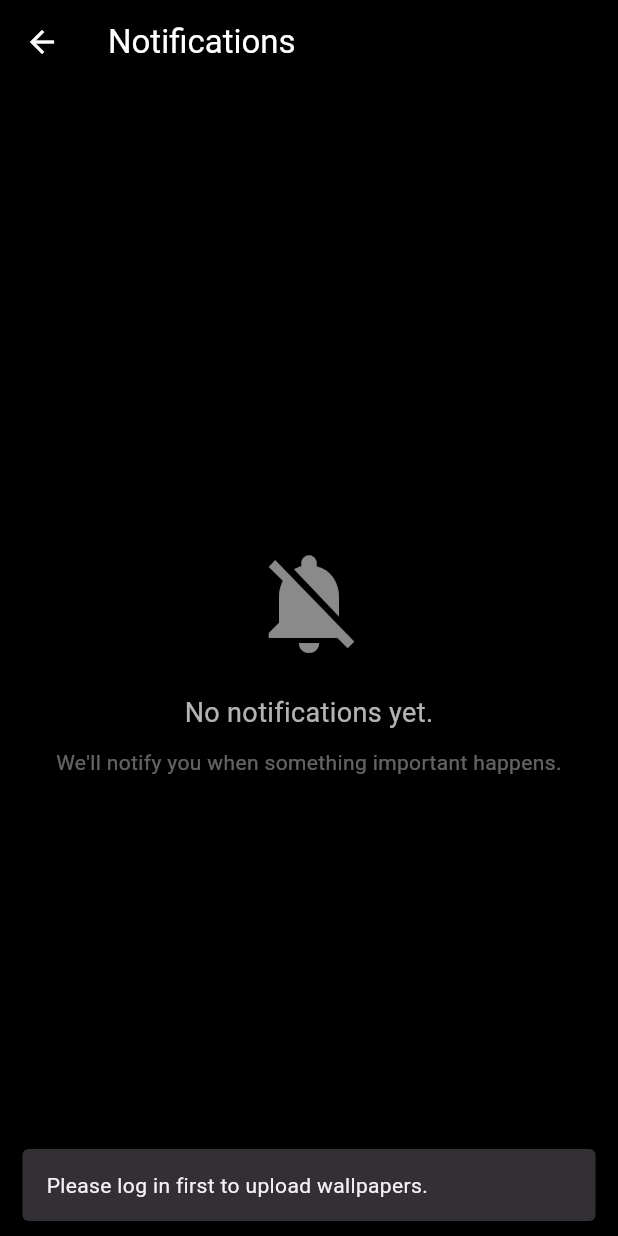
After one commit to karank1610/my_wallpaper, a Flutter app: the screen it shows after launch, item 2 of the bottom bar chosen, after a tap on the "notifications" icon, on a phone screen of 412 x 824 dp. The commit adds this screen. Run offline on Flutter 3.47's test engine with Material 3 defaults, Android fonts, the phone set to English and light mode, and no system bars; our stand-ins replace cloud_firestore, firebase_auth, firebase_core, firebase_database, firebase_storage, google_mobile_ads and 8 more; missing offline and left inert: mailer, media_scanner; accounts and stored records are empty.

Commit message:
In-App Like Notification Added

```diff
--- a/lib/screens/home_screen.dart
+++ b/lib/screens/home_screen.dart
@@ -1,8 +1,8 @@
 import 'dart:async';
 import 'dart:math';
 import 'package:cloud_firestore/cloud_firestore.dart';
+import 'package:my_wallpaper/screens/notification_page.dart';
 import 'package:my_wallpaper/screens/subscription_page.dart';
-
 import 'custom_ad_screen.dart';
 import 'package:firebase_auth/firebase_auth.dart';
 import 'package:firebase_storage/firebase_storage.dart';
@@ -303,9 +303,49 @@
       appBar: AppBar(
         backgroundColor: Colors.black,
         elevation: 0,
-        leading: IconButton(
-          icon: Icon(Icons.notifications, color: Colors.white),
-          onPressed: () {},
+        leading: StreamBuilder<QuerySnapshot>( // ✅ StreamBuilder for notifications
+          stream: FirebaseFirestore.instance
+              .collection('users')
+              .doc(FirebaseAuth.instance.currentUser?.uid)
+              .collection('notifications')
+              .where('read',
+                  isEqualTo: false) // ✅ Only count unread notifications
+              .snapshots(),
+          builder: (context, snapshot) {
+            int unreadCount = snapshot.hasData ? snapshot.data!.docs.length : 0;
+
+            return Stack(
+              children: [
+                IconButton(
+                  icon: Icon(Icons.notifications, color: Colors.white),
+                  onPressed: () {
+                    Navigator.push(
+                      context,
+                      MaterialPageRoute(
+                          builder: (context) => NotificationPage()),
+                    );
+                  },
+                ),
+                if (unreadCount >
+                    0) // ✅ Show red dot only if there are unread notifications
+                  Positioned(
+                    right: 8,
+                    top: 8,
+                    child: Container(
+                      padding: EdgeInsets.all(4),
+                      decoration: BoxDecoration(
+                        color: Colors.red,
+                        shape: BoxShape.circle,
+                      ),
+                      constraints: BoxConstraints(
+                        minWidth: 12,
+                        minHeight: 12,
+                      ),
+                    ),
+                  ),
+              ],
+            );
+          },
         ),
         centerTitle: true,
         title: Text(
--- /dev/null
+++ b/lib/screens/notification_page.dart
@@ -0,0 +1,167 @@
+import 'package:flutter/material.dart';
+import 'package:cloud_firestore/cloud_firestore.dart';
+import 'package:firebase_auth/firebase_auth.dart';
+import 'package:timeago/timeago.dart' as timeago;
+
+class NotificationPage extends StatefulWidget {
+  @override
+  _NotificationPageState createState() => _NotificationPageState();
+}
+
+class _NotificationPageState extends State<NotificationPage> {
+  final FirebaseAuth _auth = FirebaseAuth.instance;
+  final FirebaseFirestore _firestore = FirebaseFirestore.instance;
+
+  @override
+  void initState() {
+    super.initState();
+    _markNotificationsAsRead();
+  }
+
+  @override
+  Widget build(BuildContext context) {
+    return Scaffold(
+      appBar: AppBar(
+        title:
+            const Text('Notifications', style: TextStyle(color: Colors.white)),
+        backgroundColor: Colors.black,
+        iconTheme: const IconThemeData(color: Colors.white),
+      ),
+      backgroundColor: Colors.black, // Dark Theme
+      body: StreamBuilder(
+        stream: _firestore
+            .collection('users')
+            .doc(_auth.currentUser?.uid)
+            .collection('notifications')
+            .orderBy('timestamp', descending: true)
+            .snapshots(),
+        builder: (context, AsyncSnapshot<QuerySnapshot> snapshot) {
+          if (snapshot.connectionState == ConnectionState.waiting) {
+            return const Center(child: CircularProgressIndicator());
+          }
+
+          if (snapshot.hasError) {
+            return const Center(
+              child: Text("Failed to load notifications.",
+                  style: TextStyle(color: Colors.white70, fontSize: 16)),
+            );
+          }
+
+          if (!snapshot.hasData || snapshot.data!.docs.isEmpty) {
+            return _buildNoNotificationsUI();
+          }
+
+          var notifications = snapshot.data!.docs;
+
+          return ListView.builder(
+            itemCount: notifications.length,
+            itemBuilder: (context, index) {
+              var notification = notifications[index];
+
+              // Handle missing fields to prevent errors
+              String title = notification['title'] ?? 'Notification';
+              String message = notification['message'] ?? '';
+              String? imageUrl = (notification.data() as Map<String, dynamic>?)
+                          ?.containsKey('imageUrl') ==
+                      true
+                  ? notification['imageUrl']
+                  : null;
+
+              Timestamp? timestamp = notification['timestamp'];
+              bool isRead = notification['read'] ?? false;
+
+              return ListTile(
+                leading: imageUrl != null
+                    ? ClipRRect(
+                        borderRadius: BorderRadius.circular(8.0),
+                        child: Image.network(
+                          imageUrl,
+                          width: 50,
+                          height: 50,
+                          fit: BoxFit.cover,
+                          errorBuilder: (context, error, stackTrace) =>
+                              const Icon(Icons.broken_image,
+                                  color: Colors.white70),
+                        ),
+                      )
+                    : const Icon(Icons.notifications, color: Colors.white70),
+                title: Text(title,
+                    style: TextStyle(
+                        color: Colors.white,
+                        fontWeight:
+                            isRead ? FontWeight.normal : FontWeight.bold)),
+                subtitle: Text(
+                  "${message} • ${timestamp != null ? timeago.format(timestamp.toDate()) : 'Just now'}",
+                  style: const TextStyle(color: Colors.white54),
+                ),
+                tileColor: isRead
+                    ? Colors.black
+                    : Colors.grey[900], // Highlight unread
+                onTap: () => _markAsRead(notification.id),
+              );
+            },
+          );
+        },
+      ),
+    );
+  }
+
+  Future<void> _markAsRead(String notificationId) async {
+    try {
+      await _firestore
+          .collection('users')
+          .doc(_auth.currentUser?.uid)
+          .collection('notifications')
+          .doc(notificationId)
+          .update({'read': true});
+    } catch (e) {
+      print("Error marking notification as read: $e");
+    }
+  }
+
+  Widget _buildNoNotificationsUI() {
+    return Center(
+      // ✅ Ensures content is centered
+      child: Column(
+        mainAxisAlignment: MainAxisAlignment.center,
+        crossAxisAlignment:
+            CrossAxisAlignment.center, // ✅ Center aligns content
+        children: [
+          Icon(Icons.notifications_off, color: Colors.white54, size: 80),
+          const SizedBox(height: 20),
+          const Text(
+            "No notifications yet.",
+            style: TextStyle(color: Colors.white70, fontSize: 18),
+            textAlign: TextAlign.center, // ✅ Centers text
+          ),
+          const SizedBox(height: 10),
+          const Padding(
+            padding:
+                EdgeInsets.symmetric(horizontal: 30), // ✅ Prevents overflow
+            child: Text(
+              "We'll notify you when something important happens.",
+              style: TextStyle(color: Colors.white38, fontSize: 14),
+              textAlign: TextAlign.center, // ✅ Centers text
+            ),
+          ),
+        ],
+      ),
+    );
+  }
+
+  Future<void> _markNotificationsAsRead() async {
+    final user = FirebaseAuth.instance.currentUser;
+    if (user == null) return;
+
+    final querySnapshot = await FirebaseFirestore.instance
+        .collection('users')
+        .doc(user.uid)
+        .collection('notifications')
+        .where('read', isEqualTo: false)
+        .get();
+
+    for (var doc in querySnapshot.docs) {
+      await doc.reference.update({'read': true});
+    }
+  }
+}
--- a/pubspec.yaml
+++ b/pubspec.yaml
@@ -65,6 +65,9 @@
   mailer: ^6.4.1
   http: ^1.3.0
   http_parser: ^4.0.2
+  timeago: ^3.2.2
+  onesignal_flutter: ^5.3.0
+
 
 
 dev_dependencies:
```
Also changed, not shown: lib/screens/full_screen_wallpaper.dart (+66 -1 lines), lib/services/notification_service.dart (added, +29 -0 lines), pubspec.lock, 1 other file.
